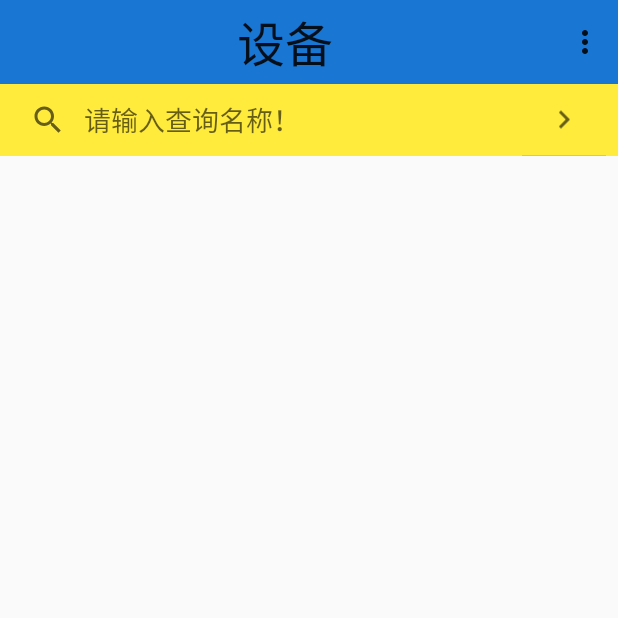
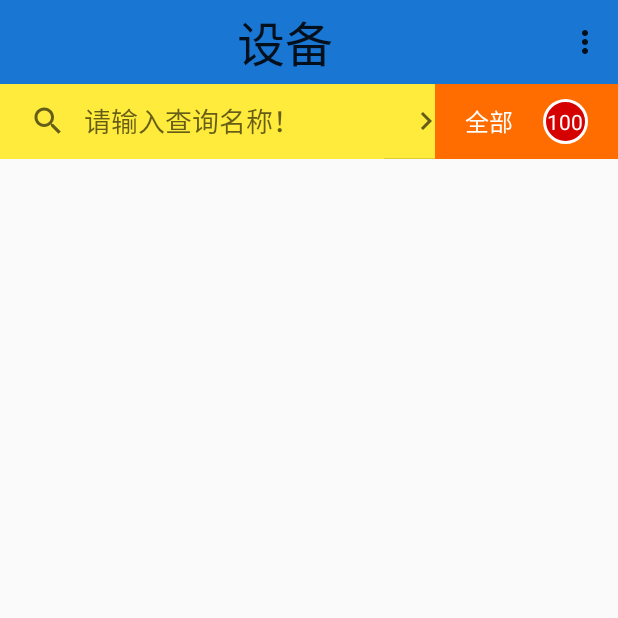
Before and after one commit to glj077/dx, an Android app: the Main2Activity screen opened directly, with no data from a screen before it, on a phone screen of 412 x 824 dp, the top half of it. Run offline under Robolectric (Android 15) with nearby library versions, the phone set to English and light mode, and no system bars.

Commit message:
20200217onoffcount

```diff
--- a/app/src/main/java/com/example/dx_4g/funclass/DXDeviceAdapter.java
+++ b/app/src/main/java/com/example/dx_4g/funclass/DXDeviceAdapter.java
@@ -62,14 +62,13 @@ public class DXDeviceAdapter extends BaseAdapter {
         String dxOnline;
         if (dx_device.getDxStatus()==0){
             dxOnline="离线";
-            viewHolder.dx_status.setTextColor(convertView.getResources().getColor(R.color.coloronoff));
+            viewHolder.dx_status.setTextColor(convertView.getResources().getColor(R.color.color_on_off));
 
         }
         else {
             dxOnline="在线";
-            viewHolder.dx_status.setTextColor(convertView.getResources().getColor(R.color.coloronline));
-            viewHolder.dx_name.setTextColor(convertView.getResources().getColor(R.color.coloronlinetext));
-            viewHolder.dx_ip.setTextColor(convertView.getResources().getColor(R.color.coloronlinetext));
+            viewHolder.dx_status.setTextColor(convertView.getResources().getColor(R.color.color_online));
+            viewHolder.dx_ip.setTextColor(convertView.getResources().getColor(R.color.color_online_text));
         }
         viewHolder.dx_status.setText(dxOnline);
 
--- /dev/null
+++ b/app/src/main/res/drawable/text_style1.xml
@@ -0,0 +1,13 @@
+<?xml version="1.0" encoding="utf-8"?>
+<shape xmlns:tools="http://schemas.android.com/tools"
+    xmlns:android="http://schemas.android.com/apk/res/android"
+    tools:ignore="ExtraText"
+    android:shape="oval"
+    android:useLevel="false">
+    <size android:height="30sp"
+          android:width="30sp"/>
+    <solid android:color="@color/color_red"/>
+    <stroke
+        android:width="2dp"
+        android:color="@color/colordl"/>
+</shape>
--- a/app/src/main/res/layout/activity_main2.xml
+++ b/app/src/main/res/layout/activity_main2.xml
@@ -12,15 +12,16 @@
         android:layout_height="0dp"
         android:layout_marginStart="8dp"
         android:layout_marginLeft="8dp"
-        android:layout_marginTop="200dp"
+        android:layout_marginTop="8dp"
         android:layout_marginEnd="8dp"
         android:layout_marginRight="8dp"
+        android:layout_marginBottom="8dp"
         android:divider="@color/color1"
         android:dividerHeight="5px"
         app:layout_constraintBottom_toBottomOf="parent"
         app:layout_constraintEnd_toEndOf="parent"
         app:layout_constraintStart_toStartOf="parent"
-        app:layout_constraintTop_toTopOf="parent" />
+        app:layout_constraintTop_toBottomOf="@+id/ll1" />
 
     <androidx.appcompat.widget.Toolbar
         android:id="@+id/toolbar1"
@@ -35,14 +36,53 @@
         tools:layout_editor_absoluteX="1dp"
         tools:layout_editor_absoluteY="3dp" />
 
+
     <SearchView
         android:id="@+id/search_view"
-        android:layout_width="match_parent"
-        android:layout_height="wrap_content"
+        android:layout_width="0dp"
+        android:layout_height="50dp"
         android:background="@color/searchView"
+        android:queryBackground="@null"
         android:queryHint="请输入查询名称！"
+        app:layout_constraintHorizontal_weight="2"
+        app:layout_constraintRight_toLeftOf="@+id/ll1"
+        app:layout_constraintStart_toStartOf="parent"
         app:layout_constraintTop_toBottomOf="@+id/toolbar1"
-        android:queryBackground="@null"
-        tools:layout_editor_absoluteX="1dp" />
+        tools:ignore="MissingConstraints" />
+
+    <LinearLayout
+        android:id="@+id/ll1"
+        android:layout_width="0dp"
+        android:layout_height="50dp"
+        android:background="@color/color_text_style1"
+        android:orientation="horizontal"
+        app:layout_constraintBottom_toBottomOf="@+id/search_view"
+        app:layout_constraintEnd_toEndOf="parent"
+        app:layout_constraintHorizontal_weight="1"
+        app:layout_constraintLeft_toRightOf="@+id/search_view"
+        app:layout_constraintTop_toTopOf="@+id/search_view"
+        tools:ignore="MissingConstraints">
+
+        <TextView
+            android:layout_width="wrap_content"
+            android:layout_height="wrap_content"
+            android:layout_gravity="center"
+            android:layout_marginLeft="20dp"
+            android:gravity="center"
+            android:text="全部"
+            android:textColor="@color/colordl"
+            android:textSize="16sp" />
+
+        <TextView
+            android:layout_width="30dp"
+            android:layout_height="30dp"
+            android:layout_gravity="center"
+            android:layout_margin="20sp"
+            android:background="@drawable/text_style1"
+            android:gravity="center"
+            android:text="100"
+            android:textColor="@color/colordl" />
+
+    </LinearLayout>
 
 </androidx.constraintlayout.widget.ConstraintLayout>
--- a/app/src/main/res/values/colors.xml
+++ b/app/src/main/res/values/colors.xml
@@ -4,7 +4,7 @@
     <color name="colorPrimaryDark">#3700B3</color>
     <color name="colorAccent">#03DAC5</color>
     <color name="color1">#9C27B0</color>
-    <color name="colorappname">#80DEEA</color>
+    <color name="color_appname">#80DEEA</color>
     <color name="colordl">#ffffff</color>
     <color name="colorgra">#D1D5D4</color>
     <color name="colortitle">#fa5864</color>
@@ -12,7 +12,10 @@
     <color name="tab_text_normal">#283593</color>
     <color name="tab_text_selected">#64B5F6</color>
     <color name="searchView">#FFEB3B</color>
-    <color name="coloronline">#11C61A</color>
-    <color name="coloronoff">#D8176C</color>
-    <color name="coloronlinetext">#0341EA</color>
+    <color name="color_online">#11C61A</color>
+    <color name="color_on_off">#D8176C</color>
+    <color name="color_online_text">#0341EA</color>
+    <color name="color_text_style1">#FF6D00</color>
+    <color name="color_circle">#304FFE</color>
+    <color name="color_red">#D50000</color>
 </resources>
```
